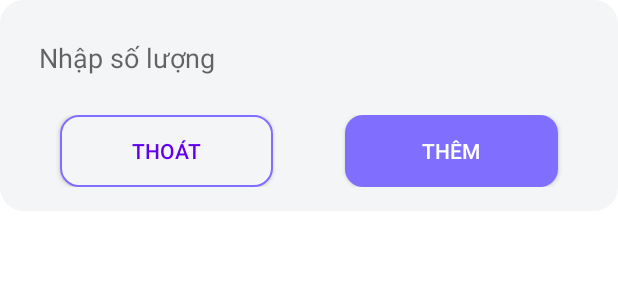
After one commit to chinhdl891/dinote_kotlin, an Android app: the layout dialog_fake_data.xml on its own in the app's theme, with its tools: preview values and no code run, on a phone screen of 412 x 824 dp. The commit adds this screen. Shown: the top 300 px of the screen. Run offline under Robolectric (Android 15) with nearby library versions, the phone set to English and light mode, and no system bars.

Commit message:
fix onbackpress & any dialog

```diff
--- a/app/build.gradle
+++ b/app/build.gradle
@@ -72,5 +72,10 @@ dependencies {
     implementation("com.tbuonomo:dotsindicator:4.3")
     //
     implementation 'org.jetbrains.kotlinx:kotlinx-coroutines-android:1.6.1'
+    //navigation component
+    def nav_version = "2.4.2"
+    // Kotlin
+    implementation "androidx.navigation:navigation-fragment-ktx:$nav_version"
+    implementation "androidx.navigation:navigation-ui-ktx:$nav_version"
 
 }
--- a/app/src/main/res/layout/activity_main.xml
+++ b/app/src/main/res/layout/activity_main.xml
@@ -42,6 +42,7 @@
             <ImageView
                 android:id="@+id/imv_main_watch"
                 style="@style/imv_option_main"
+                android:layout_height="0dp"
                 app:layout_constraintBottom_toBottomOf="@+id/tlb_main_action"
                 app:layout_constraintEnd_toEndOf="@+id/tlb_main_action"
                 app:layout_constraintTop_toTopOf="parent"
--- /dev/null
+++ b/app/src/main/res/layout/dialog_fake_data.xml
@@ -0,0 +1,57 @@
+<?xml version="1.0" encoding="utf-8"?>
+<layout xmlns:android="http://schemas.android.com/apk/res/android"
+    xmlns:app="http://schemas.android.com/apk/res-auto">
+
+    <data>
+
+    </data>
+
+    <androidx.constraintlayout.widget.ConstraintLayout
+        android:layout_width="match_parent"
+        android:layout_height="wrap_content"
+        android:background="@drawable/conner_view"
+        android:padding="@dimen/margin_view_to_view_medium">
+
+        <EditText
+            android:id="@+id/edt_fake_number"
+            android:layout_width="match_parent"
+            android:layout_height="wrap_content"
+            android:background="@drawable/conner_view"
+            android:hint="@string/txt_add_data"
+            android:inputType="number"
+            android:padding="@dimen/margin_view_to_view_small"
+            android:textColor="@color/black"
+            app:layout_constraintTop_toTopOf="parent" />
+
+        <LinearLayout
+            android:layout_width="match_parent"
+            android:layout_height="wrap_content"
+            android:layout_marginTop="@dimen/margin_view_to_view_medium"
+            android:orientation="horizontal"
+            android:weightSum="10"
+            app:layout_constraintTop_toBottomOf="@id/edt_fake_number">
+
+            <androidx.appcompat.widget.AppCompatButton
+                android:id="@+id/btn_fake_cancel"
+                android:layout_width="0dp"
+                android:layout_height="wrap_content"
+                android:layout_marginStart="@dimen/margin_start"
+                android:layout_marginEnd="@dimen/margin_start"
+                android:layout_weight="5"
+                android:background="@drawable/coner_view_button_cancel"
+                android:text="@string/txt_exit"
+                android:textColor="@color/purple_500" />
+
+            <androidx.appcompat.widget.AppCompatButton
+                android:id="@+id/btn_fake_add"
+                android:layout_width="0dp"
+                android:layout_height="wrap_content"
+                android:layout_marginStart="@dimen/margin_start"
+                android:layout_marginEnd="@dimen/margin_start"
+                android:layout_weight="5"
+                android:background="@drawable/coner_view_button_continues"
+                android:text="@string/txt_add"
+                android:textColor="@color/white" />
+        </LinearLayout>
+    </androidx.constraintlayout.widget.ConstraintLayout>
+</layout>
--- a/app/src/main/res/values/strings.xml
+++ b/app/src/main/res/values/strings.xml
@@ -116,4 +116,7 @@
     <string name="txt_no_des">no des</string>
     <string name="txt_name_image">IMG_%1$d.jpg</string>
     <string name="txt_save">Lưu</string>
+    <string name="txt_exit">Thoát</string>
+    <string name="txt_add">Thêm</string>
+    <string name="txt_add_data">Nhập số lượng</string>
 </resources>
```
Also changed, not shown: app/src/main/java/com/bzk/dinoteslite/view/activity/MainActivity.kt (+13 -3 lines), app/src/main/java/com/bzk/dinoteslite/view/dialog/DeleteContentDialog.kt (added, +31 -0 lines), app/src/main/java/com/bzk/dinoteslite/view/dialog/DialogFakeData.kt (added, +40 -0 lines), app/src/main/java/com/bzk/dinoteslite/view/fragment/CreateFragment.kt (+11 -0 lines), app/src/main/java/com/bzk/dinoteslite/view/fragment/DetailFragment.kt (+39 -5 lines), app/src/main/java/com/bzk/dinoteslite/view/fragment/DrawableFragment.kt (+10 -8 lines), app/src/main/java/com/bzk/dinoteslite/view/fragment/MainFragment.kt (+14 -1 lines), app/src/main/java/com/bzk/dinoteslite/viewmodel/CreateFragmentFactory.kt (deleted, +0 -12 lines), app/src/main/res/layout/dialog_delete_content.xml (added, +54 -0 lines), app/src/main/res/layout/fragment_main.xml (+21 -0 lines), app/src/main/res/drawable-nodpi/ic_plus_data.png (added).
